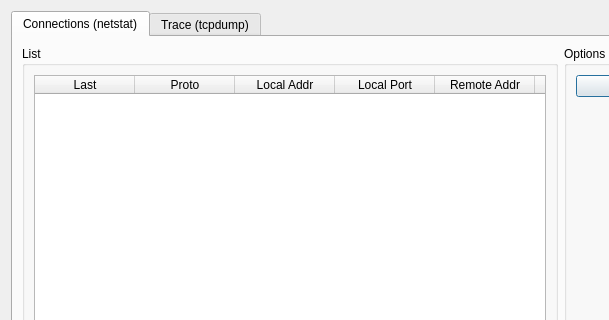
Old version of the form modules/dialogConnections.ui in the repository bcavlin/onering; both pictures show x 0 to 609 and y 0 to 320 of the 786 by 447 pixel window.
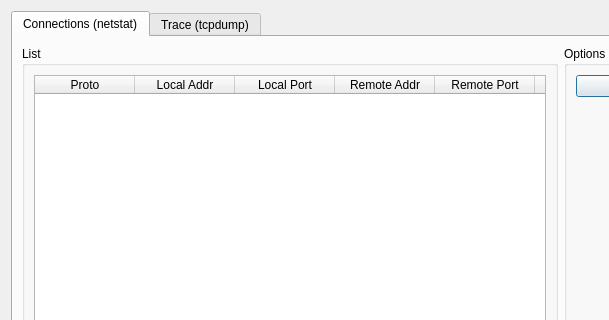
New version of the form.

Commit message: Added lines to ns table. Need to synchronize thread with table rendering. Thread is much faster.

Patch:
```diff
--- a/modules/dialogConnections.ui
+++ b/modules/dialogConnections.ui
@@ -43,11 +43,9 @@
               <property name="selectionBehavior">
                <enum>QAbstractItemView::SelectRows</enum>
               </property>
-              <column>
-               <property name="text">
-                <string>Last</string>
-               </property>
-              </column>
+              <property name="sortingEnabled">
+               <bool>true</bool>
+              </property>
               <column>
                <property name="text">
                 <string>Proto</string>
@@ -93,6 +91,11 @@
                 <string>SHA256</string>
                </property>
               </column>
+              <column>
+               <property name="text">
+                <string>Last</string>
+               </property>
+              </column>
              </widget>
             </item>
            </layout>
```
Left out of the diff: 6 changed lines with no effect on the pictures. The commit also changes 2 other files.
